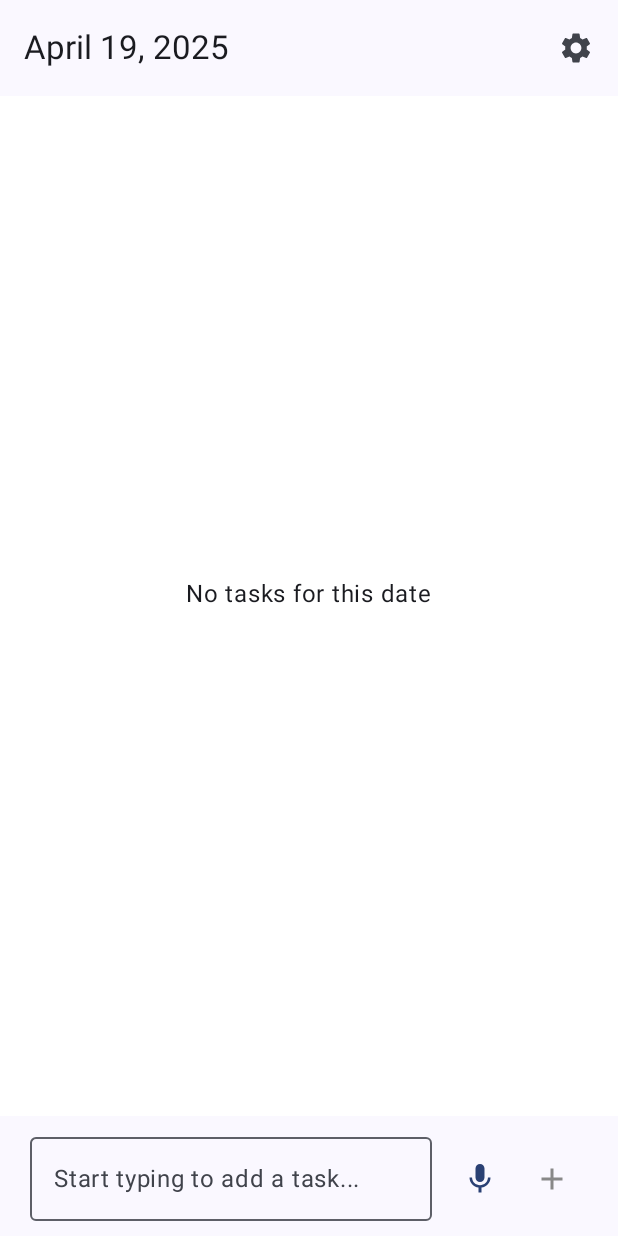
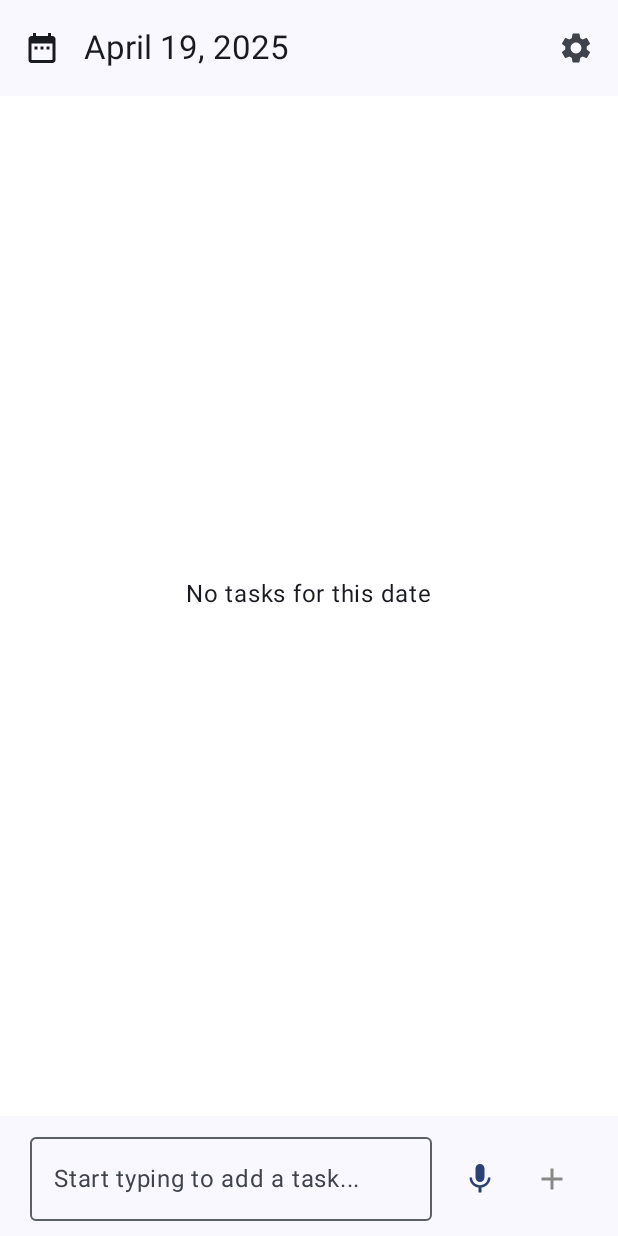
Before and after one commit to KarlSikas/TaskRabbit, an Android app built with Jetpack Compose: the TaskListScreen screen opened through its navigation route, on a phone screen of 412 x 824 dp. Run offline under Robolectric (Android 15) with nearby library versions, the phone set to English and light mode, and no system bars; our stand-ins replace Room's generated code; libraries missing offline, so code that uses them is left out: com.jakewharton.threetenabp.

Commit message:
Working 0.2

```diff
--- a/app/src/main/java/com/example/taskrabbit/ui/screens/TaskListScreen.kt
+++ b/app/src/main/java/com/example/taskrabbit/ui/screens/TaskListScreen.kt
@@ -105,6 +105,11 @@ fun TaskListScreen(
                     Text(
                         currentViewDate.format(DateTimeFormatter.ofPattern("MMMM d, yyyy"))
                     )
+                },
+                navigationIcon = {
+                    IconButton(onClick = onNavigateToCalendar) {
+                        Icon(Icons.Filled.DateRange, contentDescription = "Calendar")
+                    }
                 },
                 actions = {
                     IconButton(onClick = onNavigateToSettings) {
```
